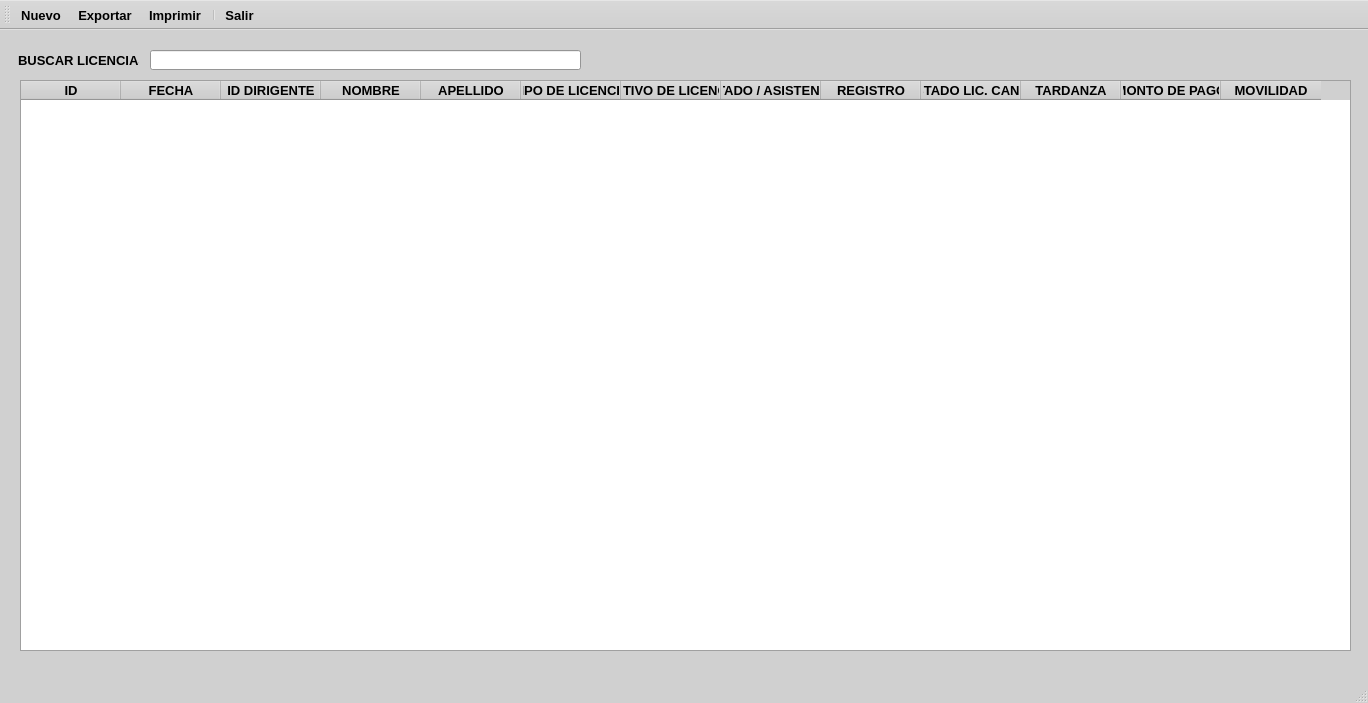
This is ui/lista_licencias.ui in EdwardsBC/SutrakomaqV2 as Qt 5 draws it before an edit. The edited form follows.
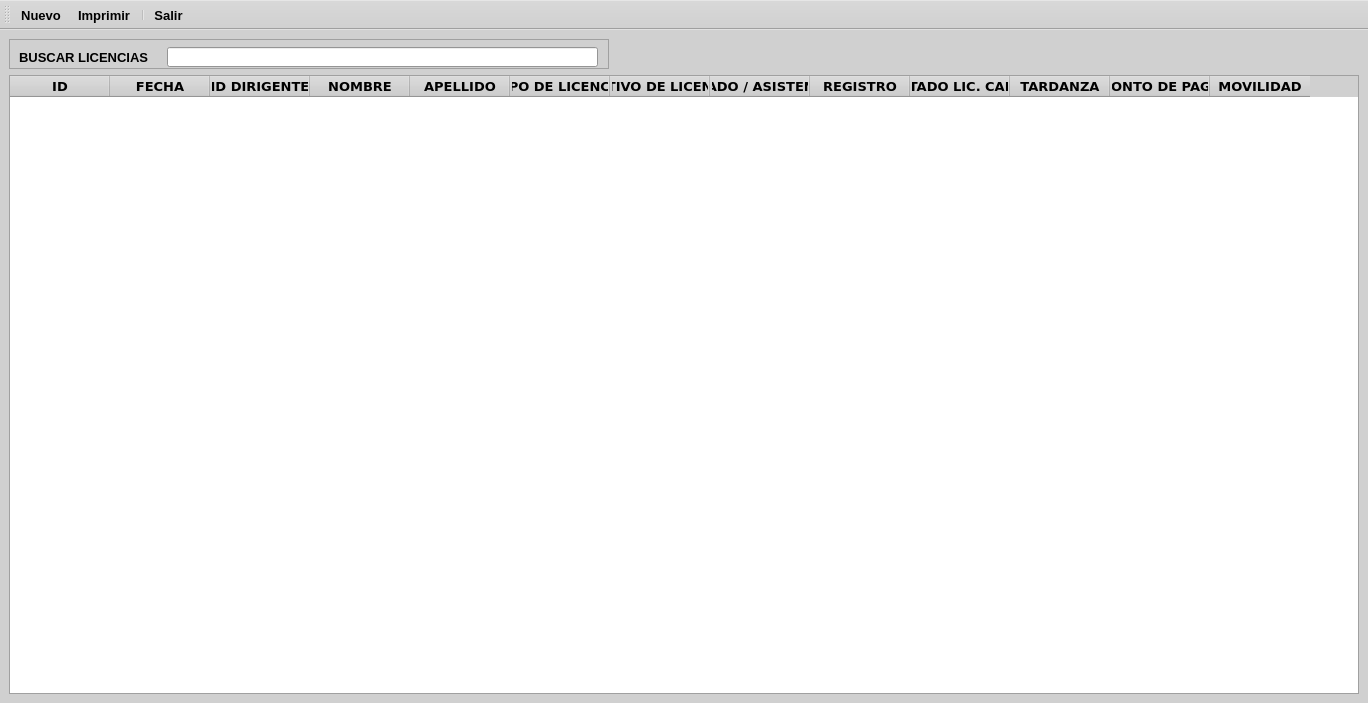
This is the edited form. Icons and pictures are not drawn.

```diff
--- a/ui/lista_licencias.ui
+++ b/ui/lista_licencias.ui
@@ -462,12 +462,33 @@
    <string>MainWindow</string>
   </property>
   <widget class="QWidget" name="centralwidget">
+   <layout class="QVBoxLayout" name="verticalLayout">
+    <item>
+     <widget class="QFrame" name="frame">
+      <property name="minimumSize">
+       <size>
+        <width>600</width>
+        <height>30</height>
+       </size>
+      </property>
+      <property name="maximumSize">
+       <size>
+        <width>600</width>
+        <height>50</height>
+       </size>
+      </property>
+      <property name="frameShape">
+       <enum>QFrame::Shape::StyledPanel</enum>
+      </property>
+      <property name="frameShadow">
+       <enum>QFrame::Shadow::Raised</enum>
+      </property>
    <widget class="QLabel" name="label">
     <property name="geometry">
      <rect>
-      <x>18</x>
-      <y>22</y>
-      <width>121</width>
+         <x>10</x>
+         <y>10</y>
+         <width>141</width>
       <height>16</height>
      </rect>
     </property>
@@ -478,21 +499,32 @@
    <widget class="QLineEdit" name="lineEdit">
     <property name="geometry">
      <rect>
-      <x>150</x>
-      <y>20</y>
+         <x>158</x>
+         <y>8</y>
       <width>431</width>
       <height>20</height>
      </rect>
     </property>
    </widget>
+     </widget>
+    </item>
+    <item>
    <widget class="QTableWidget" name="tableWidget">
-    <property name="geometry">
-     <rect>
-      <x>20</x>
-      <y>50</y>
-      <width>1331</width>
-      <height>571</height>
-     </rect>
+      <property name="font">
+       <font>
+        <family>Verdana</family>
+        <pointsize>10</pointsize>
+        <bold>true</bold>
+       </font>
+      </property>
+      <property name="focusPolicy">
+       <enum>Qt::FocusPolicy::NoFocus</enum>
+      </property>
+      <property name="sizeAdjustPolicy">
+       <enum>QAbstractScrollArea::SizeAdjustPolicy::AdjustIgnored</enum>
+      </property>
+      <property name="editTriggers">
+       <set>QAbstractItemView::EditTrigger::NoEditTriggers</set>
     </property>
     <column>
      <property name="text">
@@ -560,18 +592,9 @@
      </property>
     </column>
    </widget>
+    </item>
+   </layout>
   </widget>
-  <widget class="QMenuBar" name="menubar">
-   <property name="geometry">
-    <rect>
-     <x>0</x>
-     <y>0</y>
-     <width>1368</width>
-     <height>23</height>
-    </rect>
-   </property>
-  </widget>
-  <widget class="QStatusBar" name="statusbar"/>
   <widget class="QToolBar" name="toolBar">
    <property name="palette">
     <palette>
@@ -1028,7 +1051,6 @@
     <bool>false</bool>
    </attribute>
    <addaction name="actionNuevo"/>
-   <addaction name="actionExportar"/>
    <addaction name="actionImprimir"/>
    <addaction name="separator"/>
    <addaction name="actionSalir"/>
@@ -1042,15 +1064,6 @@
     <string>Nuevo</string>
    </property>
   </action>
-  <action name="actionExportar">
-   <property name="icon">
-    <iconset resource="../resources.qrc">
-     <normaloff>:/icons/resources/icons/exportar.png</normaloff>:/icons/resources/icons/exportar.png</iconset>
-   </property>
-   <property name="text">
-    <string>Exportar</string>
-   </property>
-  </action>
   <action name="actionImprimir">
    <property name="icon">
     <iconset resource="../resources.qrc">
```
Left out of the diff: 2 changed lines with no effect on the pictures. Lines whose indentation alone changed are shown as unchanged.
